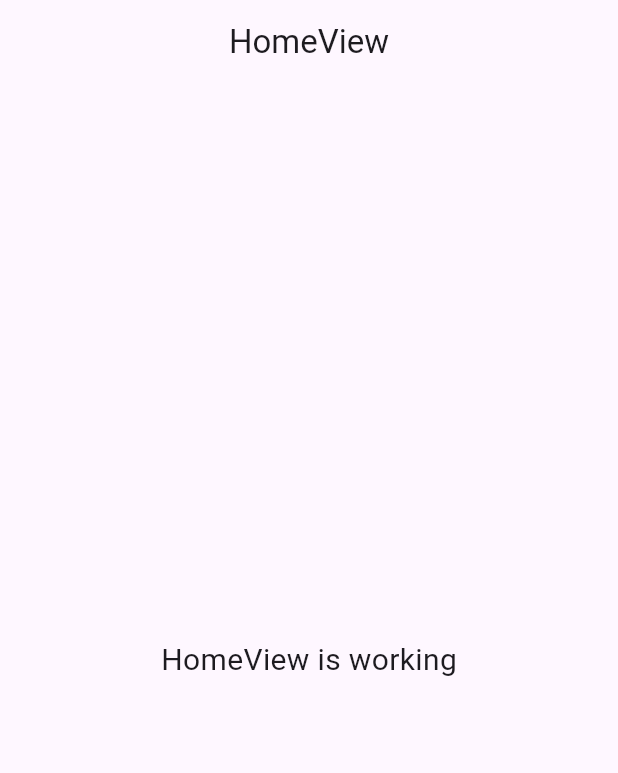
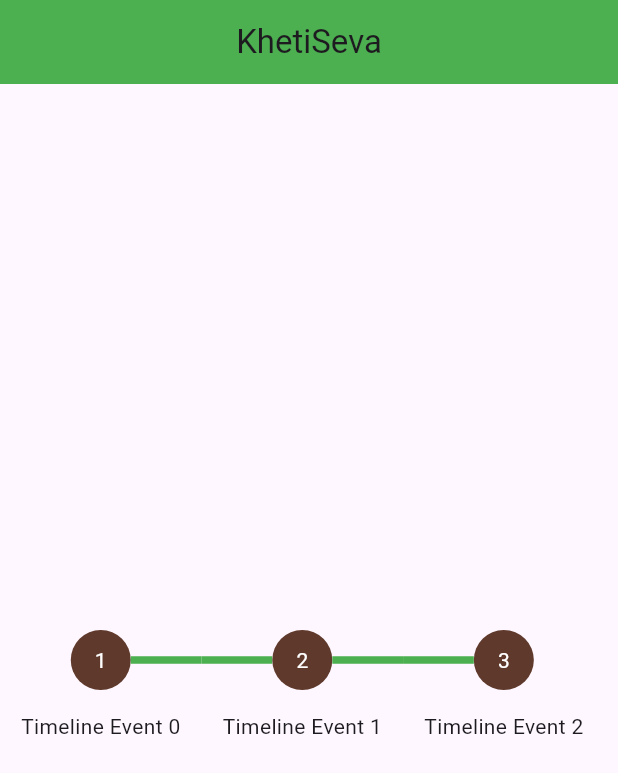
Before and after one commit to Tanmai2002/CodeshastraX, a Flutter app: the screen it shows after launch, on a phone screen of 412 x 824 dp. Shown: the top 773 px of the screen. Run offline on Flutter 3.47's test engine with Material 3 defaults, Android fonts, the phone set to English and light mode, and no system bars; drawn by our look-alikes of timelines; our stand-ins replace get.

Commit message:
timeline

```diff
--- a/lib/app/modules/home/views/home_view.dart
+++ b/lib/app/modules/home/views/home_view.dart
@@ -1,23 +1,68 @@
 import 'package:flutter/material.dart';
-
 import 'package:get/get.dart';
-
+import 'package:timelines/timelines.dart';
 import '../controllers/home_controller.dart';
 
 class HomeView extends GetView<HomeController> {
   const HomeView({Key? key}) : super(key: key);
+
   @override
   Widget build(BuildContext context) {
+    bool isCheck = false; // Example boolean variable, replace it with your logic
+
     return Scaffold(
       appBar: AppBar(
-        title: const Text('HomeView'),
+        title: const Text('KhetiSeva'),
+        backgroundColor: Colors.green,
         centerTitle: true,
       ),
-      body: const Center(
-        child: Text(
-          'HomeView is working',
-          style: TextStyle(fontSize: 20),
-        ),
+      body: Column(
+        children: [
+          Expanded(
+            child: Timeline.tileBuilder(
+              theme: TimelineThemeData(
+                direction: Axis.horizontal,
+                connectorTheme: const ConnectorThemeData(
+                  space: 35.0,
+                  thickness: 5.0,
+                  color: Colors.green,
+                ),
+              ),
+              builder: TimelineTileBuilder.connected(
+                indicatorBuilder: (context, index) {
+                  return Container(
+                    width: 40,
+                    height: 40,
+                    decoration: const BoxDecoration(
+                      shape: BoxShape.circle,
+                      color: Color.fromARGB(255, 95, 57, 43),
+                    ),
+                    child: Center(
+                      child: isCheck
+                          ? Icon(
+                              Icons.check,
+                              color: Colors.white,
+                            )
+                          : Text(
+                              '${index + 1}',
+                              style: const TextStyle(color: Colors.white),
+                            ),
+                    ),
+                  );
+                },
+                contentsAlign: ContentsAlign.basic,
+                contentsBuilder: (context, index) => Padding(
+                  padding: const EdgeInsets.all(14.0),
+                  child: Text('Timeline Event $index'),
+                ),
+                itemCount: 3,
+                connectorBuilder: (_, index, __) => const SolidLineConnector(
+                  color: Colors.green,
+                ),
+              ),
+            ),
+          ),
+        ],
       ),
     );
   }
--- a/pubspec.yaml
+++ b/pubspec.yaml
@@ -6,7 +6,9 @@
   sdk: '>=3.3.1 <4.0.0'
 
 dependencies:
+  timelines: ^0.1.0
   cupertino_icons: ^1.0.6
+  font_awesome_flutter: ^9.0.0
   get: 4.6.6
   flutter:
     sdk: flutter
```
Also changed, not shown: pubspec.lock.
